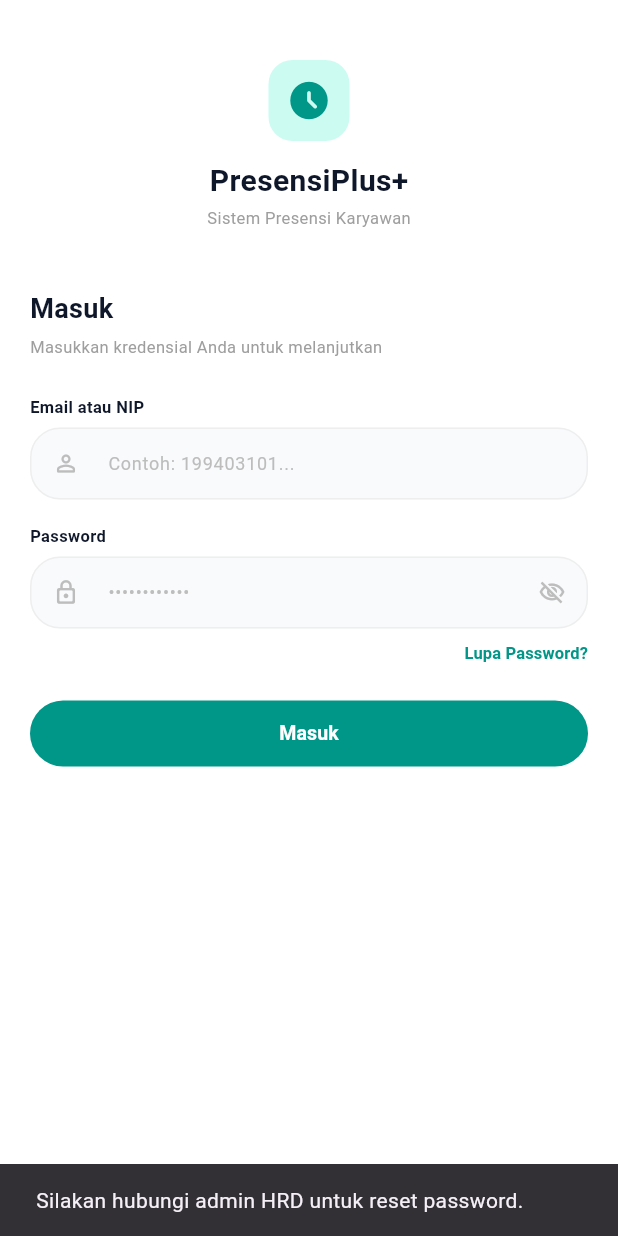
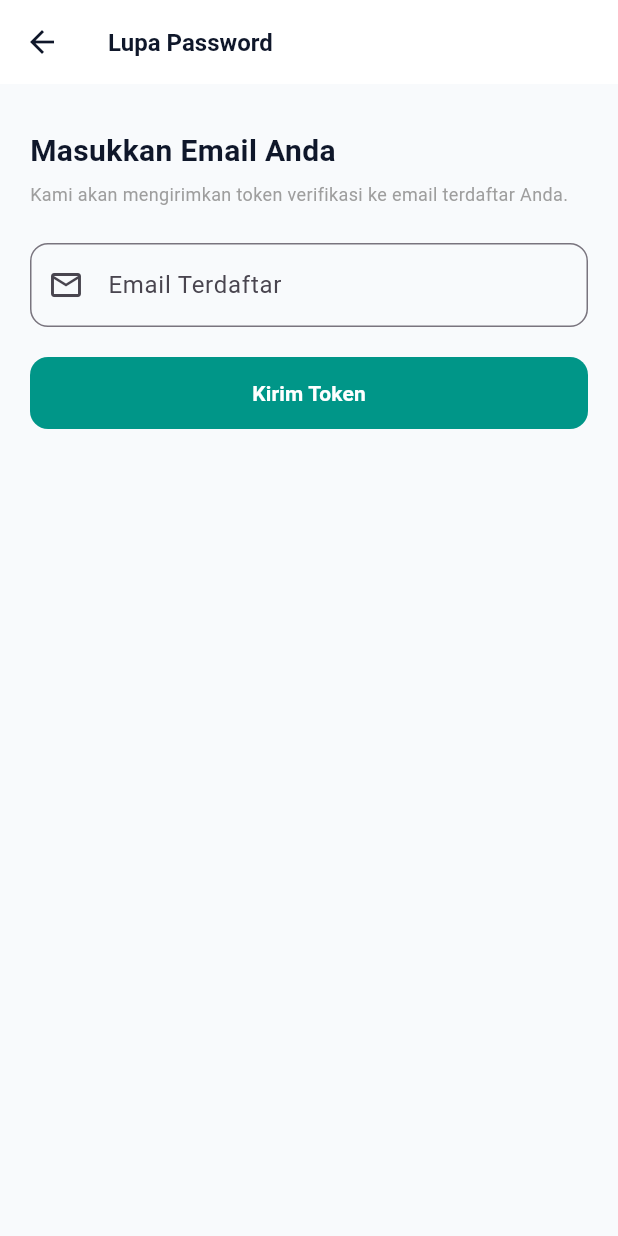
Before and after one commit to Nandamad/GDS-mobile, a Flutter app: the screen it shows after launch, after a tap on "Lupa Password?", on a phone screen of 412 x 824 dp. Run offline on Flutter 3.47's test engine with Material 3 defaults, Android fonts, the phone set to English and light mode, and no system bars; our stand-ins replace camera, dio, file_picker, flutter_dotenv, flutter_secure_storage, geolocator and 1 more.

Commit message:
buat lupa password

```diff
--- a/lib/ui/login_page.dart
+++ b/lib/ui/login_page.dart
@@ -2,6 +2,7 @@ import 'package:flutter/material.dart';
 import 'package:dio/dio.dart';
 import '../services/api_service.dart';
 import 'main_navigation_page.dart';
+import 'lupa_password_page.dart'; // <-- Pastikan file ini sudah di-import
 
 class LoginScreen extends StatefulWidget {
   const LoginScreen({super.key});
@@ -104,8 +105,6 @@ class _LoginScreenState extends State<LoginScreen> {
 
           var isAtasan = asBool(findUser(payload)?['is_atasan']);
 
-          // Refresh the role from the authenticated user endpoint. This also
-          // handles users whose supervisor assignment changed in the portal.
           try {
             final userResponse = await dio.get('/user');
             final currentUser = findUser(userResponse.data);
@@ -118,8 +117,6 @@ class _LoginScreenState extends State<LoginScreen> {
             );
           }
 
-          // Keep compatibility with older backends that do not expose the
-          // role flag, but only use pending data as a last resort.
           if (!isAtasan) {
             try {
               final approvalResponse = await dio.get('/approval/pending');
@@ -169,7 +166,6 @@ class _LoginScreenState extends State<LoginScreen> {
       String errorMsg = 'Gagal terhubung ke server.';
       if (e.response != null) {
         if (e.response!.statusCode == 422) {
-          // Menampilkan detail pesan error dari validator Laravel
           final data = e.response!.data;
           if (data is Map && data.containsKey('message')) {
             errorMsg = data['message'];
@@ -387,11 +383,11 @@ class _LoginScreenState extends State<LoginScreen> {
                         alignment: Alignment.centerRight,
                         child: TextButton(
                           onPressed: () {
-                            ScaffoldMessenger.of(context).showSnackBar(
-                              const SnackBar(
-                                content: Text(
-                                  'Silakan hubungi admin HRD untuk reset password.',
-                                ),
+                            // DIRECT KE HALAMAN LUPA PASSWORD
+                            Navigator.push(
+                              context,
+                              MaterialPageRoute(
+                                builder: (context) => const LupaPasswordScreen(),
                               ),
                             );
                           },
--- /dev/null
+++ b/lib/ui/lupa_password_page.dart
@@ -0,0 +1,266 @@
+import 'package:flutter/material.dart';
+import 'package:dio/dio.dart';
+import '../services/api_service.dart';
+
+class LupaPasswordScreen extends StatefulWidget {
+  const LupaPasswordScreen({super.key});
+
+  @override
+  State<LupaPasswordScreen> createState() => _LupaPasswordScreenState();
+}
+
+class _LupaPasswordScreenState extends State<LupaPasswordScreen> {
+  final _emailController = TextEditingController();
+  final _tokenController = TextEditingController();
+  final _passwordController = TextEditingController();
+  final _confirmPasswordController = TextEditingController();
+
+  bool _isLoading = false;
+  int _step = 1; // 1: Masukkan Email, 2: Masukkan Token & Password Baru
+
+  // 1. Fungsi Kirim Email (Request Token)
+  Future<void> _requestToken() async {
+    if (_emailController.text.isEmpty) {
+      ScaffoldMessenger.of(context).showSnackBar(
+        const SnackBar(content: Text('Email tidak boleh kosong')),
+      );
+      return;
+    }
+
+    setState(() => _isLoading = true);
+
+    try {
+      final dio = ApiService().dio;
+      final response = await dio.post('/forgot-password', data: {
+        'email': _emailController.text.trim(),
+      });
+
+      if (response.statusCode == 200) {
+        // Untuk tahap development, token dikembalikan via response JSON agar gampang diuji
+        final serverToken = response.data['token'];
+        if (serverToken != null) {
+          _tokenController.text = serverToken; // Auto-fill token untuk kemudahan testing
+        }
+
+        if (!mounted) return;
+        ScaffoldMessenger.of(context).showSnackBar(
+          SnackBar(content: Text(response.data['message'] ?? 'Token berhasil dikirim')),
+        );
+        setState(() => _step = 2); // Pindah ke form input token & password baru
+      }
+    } on DioException catch (e) {
+      final msg = e.response?.data['message'] ?? 'Gagal mengirim permintaan reset password.';
+      if (!mounted) return;
+      ScaffoldMessenger.of(context).showSnackBar(
+        SnackBar(content: Text(msg), backgroundColor: Colors.red),
+      );
+    } finally {
+      if (mounted) setState(() => _isLoading = false);
+    }
+  }
+
+  // 2. Fungsi Reset Password Baru
+  Future<void> _resetPassword() async {
+    if (_tokenController.text.isEmpty ||
+        _passwordController.text.isEmpty ||
+        _confirmPasswordController.text.isEmpty) {
+      ScaffoldMessenger.of(context).showSnackBar(
+        const SnackBar(content: Text('Semua kolom wajib diisi')),
+      );
+      return;
+    }
+
+    if (_passwordController.text != _confirmPasswordController.text) {
+      ScaffoldMessenger.of(context).showSnackBar(
+        const SnackBar(content: Text('Konfirmasi password tidak cocok'), backgroundColor: Colors.red),
+      );
+      return;
+    }
+
+    setState(() => _isLoading = true);
+
+    try {
+      final dio = ApiService().dio;
+      final response = await dio.post('/reset-password', data: {
+        'email': _emailController.text.trim(),
+        'token': _tokenController.text.trim(),
+        'password': _passwordController.text,
+        'password_confirmation': _confirmPasswordController.text,
+      });
+
+      if (response.statusCode == 200) {
+        if (!mounted) return;
+        ScaffoldMessenger.of(context).showSnackBar(
+          SnackBar(content: Text(response.data['message'] ?? 'Password berhasil direset')),
+        );
+        // Kembali ke halaman login
+        Navigator.pop(context);
+      }
+    } on DioException catch (e) {
+      final msg = e.response?.data['message'] ?? 'Gagal mereset password.';
+      if (!mounted) return;
+      ScaffoldMessenger.of(context).showSnackBar(
+        SnackBar(content: Text(msg), backgroundColor: Colors.red),
+      );
+    } finally {
+      if (mounted) setState(() => _isLoading = false);
+    }
+  }
+
+  @override
+  Widget build(BuildContext context) {
+    return Scaffold(
+      backgroundColor: const Color(0xFFF8FAFC),
+      appBar: AppBar(
+        backgroundColor: Colors.white,
+        elevation: 0,
+        leading: IconButton(
+          icon: const Icon(Icons.arrow_back, color: Color(0xFF0F172A)),
+          onPressed: () => Navigator.pop(context),
+        ),
+        title: const Text(
+          'Lupa Password',
+          style: TextStyle(
+            color: Color(0xFF0F172A),
+            fontWeight: FontWeight.bold,
+            fontSize: 16,
+          ),
+        ),
+      ),
+      body: SingleChildScrollView(
+        padding: const EdgeInsets.all(20.0),
+        child: Column(
+          crossAxisAlignment: CrossAxisAlignment.start,
+          children: [
+            const SizedBox(height: 10),
+            Text(
+              _step == 1 ? 'Masukkan Email Anda' : 'Buat Password Baru',
+              style: const TextStyle(
+                fontSize: 20,
+                fontWeight: FontWeight.bold,
+                color: Color(0xFF0F172A),
+              ),
+            ),
+            const SizedBox(height: 6),
+            Text(
+              _step == 1
+                  ? 'Kami akan mengirimkan token verifikasi ke email terdaftar Anda.'
+                  : 'Masukkan token yang diterima beserta password baru Anda.',
+              style: const TextStyle(fontSize: 12, color: Colors.grey),
+            ),
+            const SizedBox(height: 24),
+
+            // KONDISI TAMPILAN FORM BERDASARKAN STEP
+            if (_step == 1) ...[
+              TextField(
+                controller: _emailController,
+                keyboardType: TextInputType.emailAddress,
+                decoration: InputDecoration(
+                  labelText: 'Email Terdaftar',
+                  hintText: 'nama@email.com',
+                  prefixIcon: const Icon(Icons.email_outlined),
+                  border: OutlineInputBorder(
+                    borderRadius: BorderRadius.circular(12),
+                  ),
+                ),
+              ),
+              const SizedBox(height: 20),
+              SizedBox(
+                width: double.infinity,
+                height: 48,
+                child: ElevatedButton(
+                  onPressed: _isLoading ? null : _requestToken,
+                  style: ElevatedButton.styleFrom(
+                    backgroundColor: const Color(0xFF009688),
+                    foregroundColor: Colors.white,
+                    shape: RoundedRectangleBorder(
+                      borderRadius: BorderRadius.circular(12),
+                    ),
+                    elevation: 0,
+                  ),
+                  child: _isLoading
+                      ? const SizedBox(
+                          width: 20,
+                          height: 20,
+                          child: CircularProgressIndicator(
+                            color: Colors.white,
+                            strokeWidth: 2,
+                          ),
+                        )
+                      : const Text(
+                          'Kirim Token',
+                          style: TextStyle(fontWeight: FontWeight.bold, fontSize: 14),
+                        ),
+                ),
+              ),
+            ] else ...[
+              TextField(
+                controller: _tokenController,
+                decoration: InputDecoration(
+                  labelText: 'Token Verifikasi',
+                  prefixIcon: const Icon(Icons.vpn_key_outlined),
+                  border: OutlineInputBorder(
+                    borderRadius: BorderRadius.circular(12),
+                  ),
+                ),
+              ),
+              const SizedBox(height: 14),
+              TextField(
+                controller: _passwordController,
+                obscureText: true,
+                decoration: InputDecoration(
+                  labelText: 'Password Baru',
+                  prefixIcon: const Icon(Icons.lock_outline),
+                  border: OutlineInputBorder(
+                    borderRadius: BorderRadius.circular(12),
+                  ),
+                ),
+              ),
+              const SizedBox(height: 14),
+              TextField(
+                controller: _confirmPasswordController,
+                obscureText: true,
+                decoration: InputDecoration(
+                  labelText: 'Konfirmasi Password Baru',
+                  prefixIcon: const Icon(Icons.lock_reset),
+                  border: OutlineInputBorder(
+                    borderRadius: BorderRadius.circular(12),
+                  ),
+                ),
+              ),
+              const SizedBox(height: 20),
+              SizedBox(
+                width: double.infinity,
+                height: 48,
+                child: ElevatedButton(
+                  onPressed: _isLoading ? null : _resetPassword,
+                  style: ElevatedButton.styleFrom(
+                    backgroundColor: const Color(0xFF009688),
+                    foregroundColor: Colors.white,
+                    shape: RoundedRectangleBorder(
+                      borderRadius: BorderRadius.circular(12),
+                    ),
+                    elevation: 0,
+                  ),
+                  child: _isLoading
+                      ? const SizedBox(
+                          width: 20,
+                          height: 20,
+                          child: CircularProgressIndicator(
+                            color: Colors.white,
+                            strokeWidth: 2,
+                          ),
+                        )
+                      : const Text(
+                          'Reset Password',
+                          style: TextStyle(fontWeight: FontWeight.bold, fontSize: 14),
+                        ),
+                ),
+              ),
+            ],
+          ],
+        ),
+      ),
+    );
+  }
+}
```
Also changed, not shown: lib/ui/lupa_password.dart (deleted), lib/ui/lupa_password_otp.dart (deleted), lib/ui/reset_password.dart (deleted).
